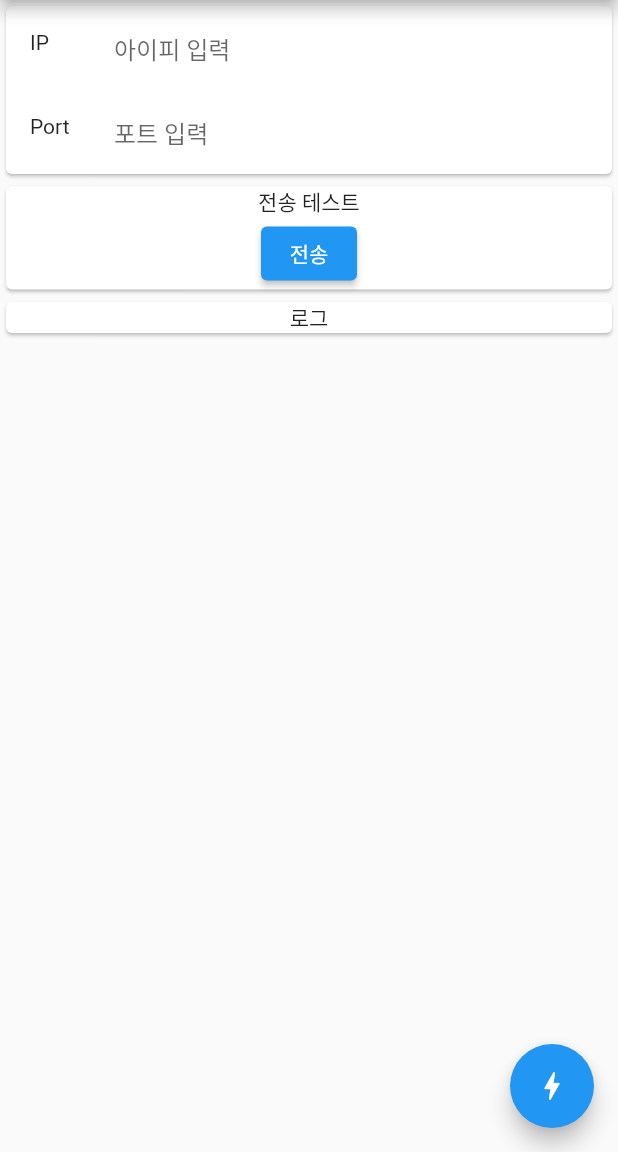
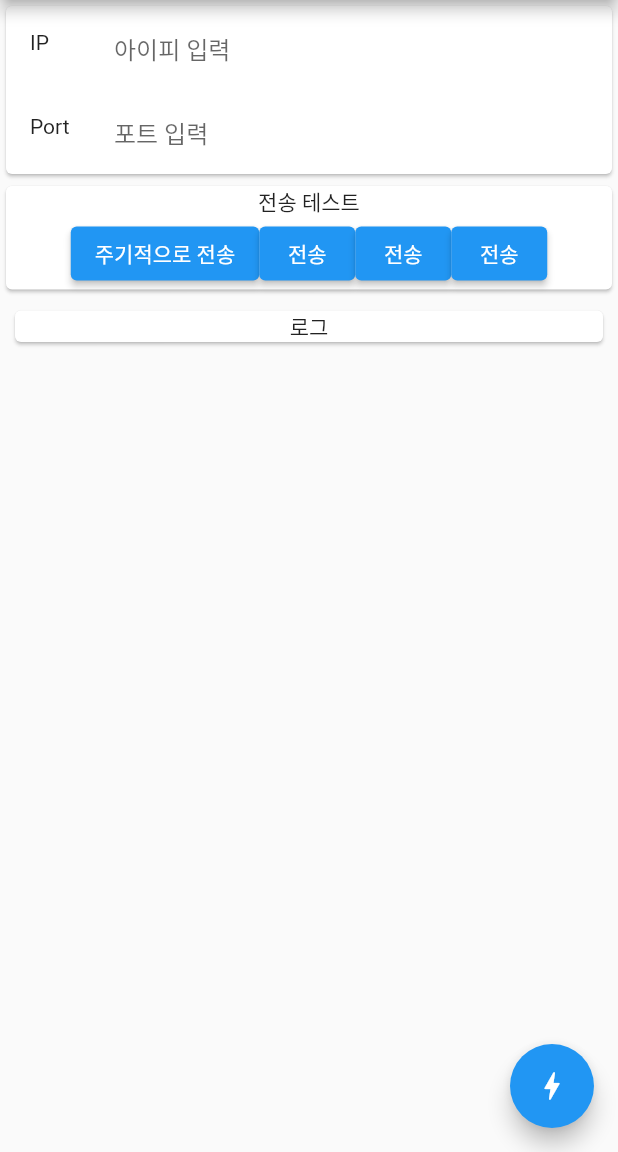
Before and after one commit to dogzz9445/network-samples, a Flutter app: the screen it shows after launch, on a phone screen of 412 x 824 dp, the part 84-1236 px from its top. Run offline on Flutter 3.47's test engine with Material 2 defaults, Android fonts, the phone set to English and light mode, and no system bars.

Commit message:
Commit before split tcp_clinet of main.dart at flutter_tcp_client

```diff
--- a/samples/flutter_tcp_client/lib/main.dart
+++ b/samples/flutter_tcp_client/lib/main.dart
@@ -1,4 +1,3 @@
-import 'dart:async';
 import 'dart:io';
 import 'dart:typed_data';
 
@@ -11,21 +10,11 @@ void main() {
 class MyApp extends StatelessWidget {
   const MyApp({Key? key}) : super(key: key);
 
-  // This widget is the root of your application.
   @override
   Widget build(BuildContext context) {
     return MaterialApp(
       title: 'TCP 클라이언트',
       theme: ThemeData(
-        // This is the theme of your application.
-        //
-        // Try running your application with "flutter run". You'll see the
-        // application has a blue toolbar. Then, without quitting the app, try
-        // changing the primarySwatch below to Colors.green and then invoke
-        // "hot reload" (press "r" in the console where you ran "flutter run",
-        // or simply save your changes to "hot reload" in a Flutter IDE).
-        // Notice that the counter didn't reset back to zero; the application
-        // is not restarted.
         primarySwatch: Colors.blue,
       ),
       home: const MyHomePage(title: 'TCP 클라이언트'),
@@ -35,15 +24,6 @@ class MyApp extends StatelessWidget {
 
 class MyHomePage extends StatefulWidget {
   const MyHomePage({Key? key, required this.title}) : super(key: key);
-
-  // This widget is the home page of your application. It is stateful, meaning
-  // that it has a State object (defined below) that contains fields that affect
-  // how it looks.
-
-  // This class is the configuration for the state. It holds the values (in this
-  // case the title) provided by the parent (in this case the App widget) and
-  // used by the build method of the State. Fields in a Widget subclass are
-  // always marked "final".
 
   final String title;
 
@@ -106,36 +86,12 @@ class _MyHomePageState extends State<MyHomePage> {
 
   @override
   Widget build(BuildContext context) {
-    // This method is rerun every time setState is called, for instance as done
-    // by the _incrementCounter method above.
-    //
-    // The Flutter framework has been optimized to make rerunning build methods
-    // fast, so that you can just rebuild anything that needs updating rather
-    // than having to individually change instances of widgets.
     return Scaffold(
       appBar: AppBar(
-        // Here we take the value from the MyHomePage object that was created by
-        // the App.build method, and use it to set our appbar title.
         title: Text(widget.title),
       ),
       body: Center(
-          // Center is a layout widget. It takes a single child and positions it
-          // in the middle of the parent.
           child: Column(
-        // Column is also a layout widget. It takes a list of children and
-        // arranges them vertically. By default, it sizes itself to fit its
-        // children horizontally, and tries to be as tall as its parent.
-        //
-        // Invoke "debug painting" (press "p" in the console, choose the
-        // "Toggle Debug Paint" action from the Flutter Inspector in Android
-        // Studio, or the "Toggle Debug Paint" command in Visual Studio Code)
-        // to see the wireframe for each widget.
-        //
-        // Column has various properties to control how it sizes itself and
-        // how it positions its children. Here we use mainAxisAlignment to
-        // center the children vertically; the main axis here is the vertical
-        // axis because Columns are vertical (the cross axis would be
-        // horizontal).
         mainAxisAlignment: MainAxisAlignment.start,
         crossAxisAlignment: CrossAxisAlignment.stretch,
         children: <Widget>[
@@ -178,14 +134,36 @@ class _MyHomePageState extends State<MyHomePage> {
           Card(
             child: Column(children: [
               const Text("전송 테스트"),
+              Row(
+                mainAxisAlignment: MainAxisAlignment.center,
+                crossAxisAlignment: CrossAxisAlignment.center,
+                children: [
+                  ElevatedButton(
+                      onPressed: () {
+                        _send("hello");
+                      },
+                      child: const Text("주기적으로 전송")),
+                  ElevatedButton(
+                      onPressed: () {
+                        _send("hello");
+                      },
+                      child: const Text("전송")),
+                  ElevatedButton(
+                      onPressed: () {
+                        _send("hello");
+                      },
+                      child: const Text("전송")),
                   ElevatedButton(
                       onPressed: () {
                         _send("hello");
                       },
                       child: const Text("전송"))
+                ],
+              )
             ]),
           ),
           Card(
+              margin: EdgeInsets.all(10),
               child: Column(
                 children: [
                   const Text("로그"),
@@ -200,17 +178,19 @@ class _MyHomePageState extends State<MyHomePage> {
               ))
         ],
       )),
-      // TODO: 토글로 바꾸기
       floatingActionButton: _isConnected
           ? FloatingActionButton(
               onPressed: _disconnect,
               tooltip: 'Disconnect',
-              child: const Icon(Icons.cancel),
+              child: const Icon(
+                Icons.cancel,
+                semanticLabel: "연결해제",
+              ),
             )
           : FloatingActionButton(
               onPressed: _connect,
               tooltip: 'Connect',
-              child: const Icon(Icons.bolt),
+              child: const Icon(Icons.bolt, semanticLabel: "연결"),
             ), // This trailing comma makes auto-formatting nicer for build methods.
     );
   }
```
Also changed, not shown: samples/flutter_tcp_client/lib/pages/tcp_client_page.dart (added, +15 -0 lines). Lines whose indentation alone changed are shown as unchanged.
